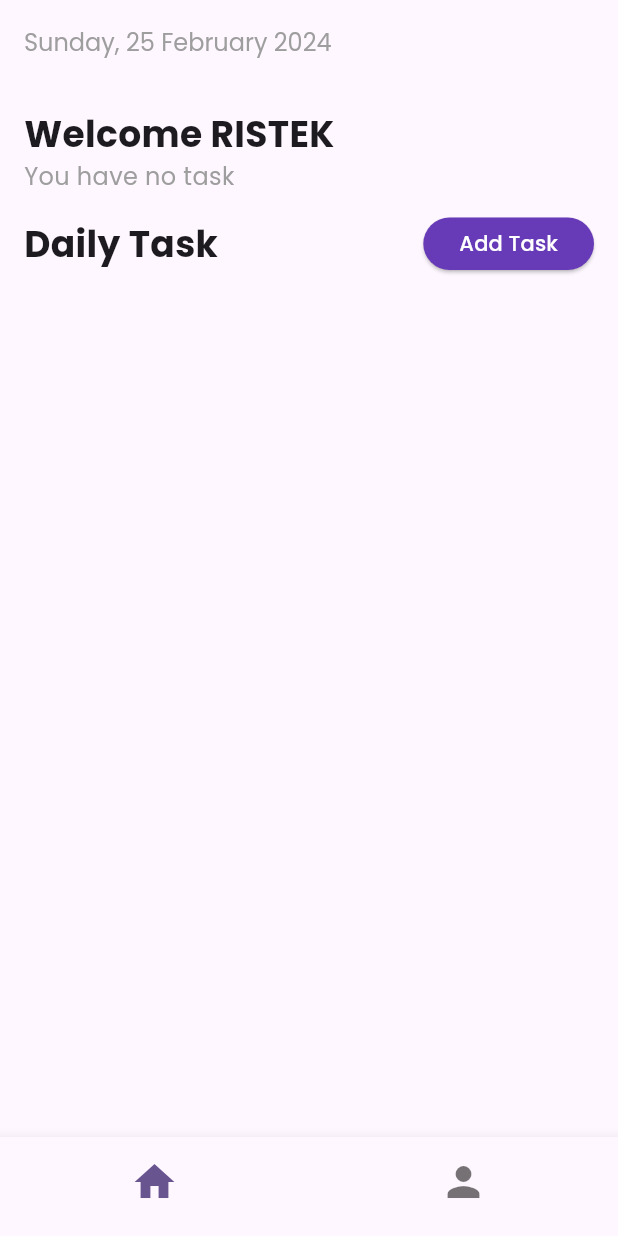
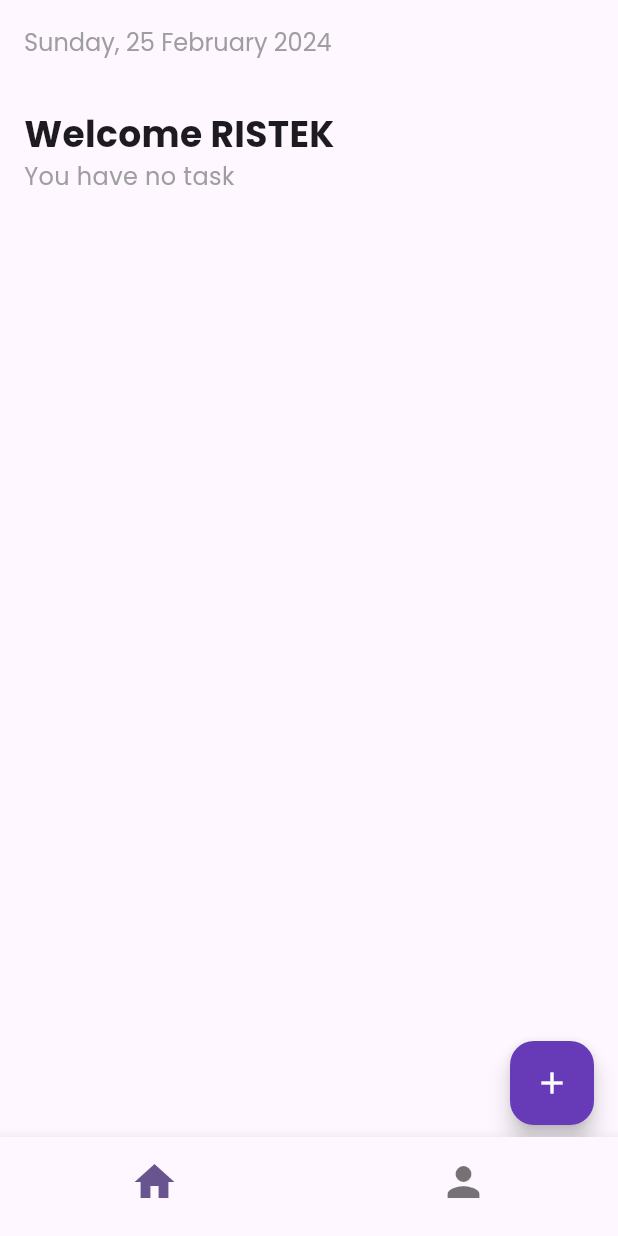
Before and after one commit to RobertBenyamin/todo_app, a Flutter app: the screen it shows after launch, on a phone screen of 412 x 824 dp. Run offline on Flutter 3.47's test engine with Material 3 defaults, Android fonts, the phone set to English and light mode, and no system bars; our stand-ins replace flutter_slidable, google_fonts, isar; accounts and stored records are empty; generated files the repository leaves out were written again.

Commit message:
feat: separate priority and non prority task

```diff
--- a/lib/provider/todo_provider.dart
+++ b/lib/provider/todo_provider.dart
@@ -15,10 +15,18 @@ class TodoProvider extends ChangeNotifier {
   List<Todo> _unfinishedTodos = [];
   List<Todo> get unfinishedTodos => _unfinishedTodos;
 
+  List<Todo> _unfinishedPriorityTodos = [];
+  List<Todo> get unfinishedPriorityTodos => _unfinishedPriorityTodos;
+
+  List<Todo> _unfinishedNonPriorityTodos = [];
+  List<Todo> get unfinishedNonPriorityTodos => _unfinishedNonPriorityTodos;
+
 
   Future<void> fetchTodos() async {
     _todos = await repository.fetchTodos();
     _unfinishedTodos = await repository.fetchUnfinishedTodos();
+    _unfinishedPriorityTodos = await repository.fetchUnfinishedPriorityTodos();
+    _unfinishedNonPriorityTodos = await repository.fetchUnfinishedNonPriorityTodos();
     notifyListeners();
   }
 
--- a/lib/ui/todo_list.dart
+++ b/lib/ui/todo_list.dart
@@ -15,6 +15,27 @@ class TodoPage extends StatefulWidget {
 }
 
 class _TodoPageState extends State<TodoPage> {
+  void editFunction(BuildContext context, Todo todo) {
+    Navigator.push(
+      context,
+      MaterialPageRoute(
+        builder: (context) => ChangeNotifierProvider.value(
+          value: context.read<TodoProvider>(),
+          child: EditTodoPage(todo: todo),
+        ),
+      ),
+    );
+  }
+
+  void deleteFunction(BuildContext context, Todo todo) {
+    context.read<TodoProvider>().deleteTodo(todo);
+    ScaffoldMessenger.of(context).showSnackBar(
+      const SnackBar(
+        content: Text('Task deleted'),
+      ),
+    );
+  }
+
   @override
   Widget build(BuildContext context) {
     return Scaffold(
@@ -27,7 +48,8 @@ class _TodoPageState extends State<TodoPage> {
           ),
         ),
       ),
-      body: SingleChildScrollView(
+      body: Consumer<TodoProvider>(builder: (context, provider, _) {
+        return SingleChildScrollView(
           child: Padding(
             padding: const EdgeInsets.all(16.0),
             child: Column(
@@ -40,32 +62,113 @@ class _TodoPageState extends State<TodoPage> {
                     fontWeight: FontWeight.bold,
                   ),
                 ),
-              Consumer<TodoProvider>(
-                builder: (context, provider, _) {
-                  return Text(
+                Text(
                   'You have ${provider.unfinishedTodos.isEmpty ? 'no' : '${provider.unfinishedTodos.length}'} '
                   '${provider.unfinishedTodos.length <= 1 ? 'task' : 'tasks'}',
                   style: const TextStyle(
                     fontSize: 16,
                     color: Colors.grey,
                   ),
-                  );
-                },
                 ),
                 const SizedBox(height: 16),
-              Row(
-                mainAxisAlignment: MainAxisAlignment.spaceBetween,
+                if (provider.unfinishedPriorityTodos.isNotEmpty)
+                  Column(
+                    crossAxisAlignment: CrossAxisAlignment.start,
                     children: [
                       const Text(
-                    'Daily Task',
+                        'Priority Task',
                         style: TextStyle(
                           fontSize: 24,
                           fontWeight: FontWeight.bold,
                         ),
                       ),
-                  SizedBox(
-                    height: 35,
-                    child: ElevatedButton(
+                      const SizedBox(height: 16),
+                      ListView.builder(
+                        physics: const NeverScrollableScrollPhysics(),
+                        shrinkWrap: true,
+                        itemCount: provider.unfinishedPriorityTodos.length,
+                        itemBuilder: (context, index) {
+                          Todo todo = provider.unfinishedPriorityTodos[index];
+                          return TodoTile(
+                            taskName: todo.title,
+                            deadline:
+                                DateTimeHelper.formatDateTime(todo.endDate),
+                            isTaskCompleted: todo.isFinished,
+                            onCheckboxChanged: (value) => {
+                              context
+                                  .read<TodoProvider>()
+                                  .updateTodoStatus(todo.id, value!),
+                            },
+                            editFunction: (context) =>
+                                editFunction(context, todo),
+                            deleteFunction: (context) =>
+                                deleteFunction(context, todo),
+                          );
+                        },
+                      ),
+                    ],
+                  ),
+                const SizedBox(height: 16),
+                if (provider.unfinishedNonPriorityTodos.isNotEmpty)
+                  Column(
+                    crossAxisAlignment: CrossAxisAlignment.start,
+                    children: [
+                      const Text(
+                        'Non Priority Task',
+                        style: TextStyle(
+                          fontSize: 24,
+                          fontWeight: FontWeight.bold,
+                        ),
+                      ),
+                      const SizedBox(height: 16),
+                      ListView.builder(
+                        physics: const NeverScrollableScrollPhysics(),
+                        shrinkWrap: true,
+                        itemCount: provider.unfinishedNonPriorityTodos.length,
+                        itemBuilder: (context, index) {
+                          Todo todo =
+                              provider.unfinishedNonPriorityTodos[index];
+                          return TodoTile(
+                            taskName: todo.title,
+                            deadline:
+                                DateTimeHelper.formatDateTime(todo.endDate),
+                            isTaskCompleted: todo.isFinished,
+                            onCheckboxChanged: (value) => {
+                              context
+                                  .read<TodoProvider>()
+                                  .updateTodoStatus(todo.id, value!),
+                            },
+                            editFunction: (context) =>
+                                editFunction(context, todo),
+                            deleteFunction: (context) =>
+                                deleteFunction(context, todo),
+                          );
+                        },
+                      ),
+                    ],
+                  ),
+              ],
+            ),
+          ),
+        );
+      }),
+      // Dummy Navigation Bar
+      bottomNavigationBar: BottomNavigationBar(
+        items: const [
+          BottomNavigationBarItem(
+            icon: Icon(Icons.home),
+            label: 'Home',
+          ),
+          BottomNavigationBarItem(
+            icon: Icon(Icons.settings),
+            label: 'Settings',
+          ),
+        ],
+      ),
+      floatingActionButton: FloatingActionButton(
+        tooltip: "Add Task",
+        backgroundColor: Colors.deepPurple,
+        foregroundColor: Colors.white,
         onPressed: () {
           Navigator.push(
             context,
@@ -77,65 +180,9 @@ class _TodoPageState extends State<TodoPage> {
             ),
           );
         },
-                      style: ElevatedButton.styleFrom(
-                        backgroundColor: Colors.deepPurple,
+        child: const Icon(Icons.add),
       ),
-                      child: const Text(
-                        'Add Task',
-                        style: TextStyle(
-                          color: Colors.white,
-                        ),
-                      ),
-                    ),
-                  ),
-                ],
-              ),
-              const SizedBox(height: 16),
-              Consumer<TodoProvider>(
-                builder: (context, state, _) {
-                  return ListView.builder(
-                    physics: const NeverScrollableScrollPhysics(),
-                    shrinkWrap: true,
-                    itemCount: state.todos.length,
-                    itemBuilder: (context, index) {
-                      Todo todo = state.todos[index];
-                      return TodoTile(
-                        taskName: todo.title,
-                        deadline: DateTimeHelper.formatDateTime(todo.endDate),
-                        isTaskCompleted: todo.isFinished,
-                        onCheckboxChanged: (value) => {
-                          context
-                              .read<TodoProvider>()
-                              .updateTodoStatus(todo.id, value!),
-                        },
-                        editFunction: (context) {
-                          Navigator.push(
-                            context,
-                            MaterialPageRoute(
-                              builder: (context) => ChangeNotifierProvider.value(
-                                value: context.read<TodoProvider>(),
-                                child: EditTodoPage(todo: todo),
-                              ),
-                            ),
-                          );
-                        },
-                        deleteFunction: (context) {
-                          context.read<TodoProvider>().deleteTodo(todo);
-                          ScaffoldMessenger.of(context).showSnackBar(
-                            const SnackBar(
-                              content: Text('Task deleted'),
-                            ),
-                          );
-                        },
-                      );
-                    },
-                  );
-                },
-              )
-            ],
-          ),
-        ),
-      ),
+      floatingActionButtonLocation: FloatingActionButtonLocation.endFloat,
     );
   }
 }
```
Also changed, not shown: lib/data/repositories/todo_repository.dart (+27 -5 lines). Lines whose indentation alone changed are shown as unchanged.
